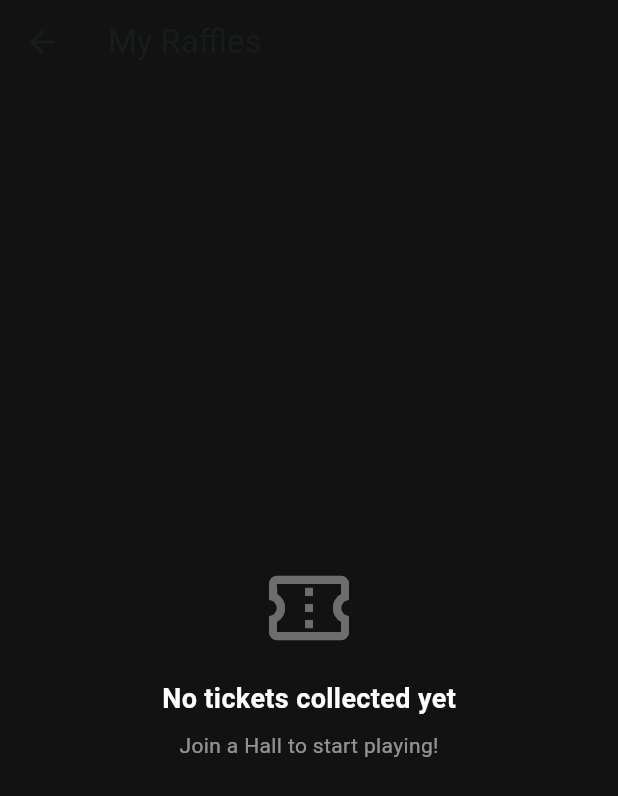
After one commit to Jaledia97/freespc-2026, a Flutter app: the MyRafflesScreen screen opened directly, on a phone screen of 412 x 824 dp. The commit adds this screen. Shown: the top 796 px of the screen. Run offline on Flutter 3.47's test engine with Material 3 defaults, Android fonts, the phone set to English and light mode, and no system bars; our stand-ins replace cloud_firestore, firebase_auth, firebase_core, firebase_storage, flutter_riverpod, freezed_annotation and 10 more; missing offline and left inert: add_2_calendar, flutter_facebook_auth, geoflutterfire_plus, mobile_scanner; accounts and stored records are empty; network calls fail.

Commit message:
Updates for v0.0.1+29: Wallet sync, My Raffles screen, and Terminology cleanup

```diff
--- a/lib/core/utils/role_utils.dart
+++ b/lib/core/utils/role_utils.dart
@@ -20,6 +20,12 @@ class RoleUtils {
 
   // Hall-Level Permissions
   // Note: App-level admins usually have implicit access to all halls for support purposes.
+
+  static bool canManageHall(UserModel user, String hallId) {
+    if (isSuperAdmin(user)) return true;
+    if ([owner, manager].contains(user.role) && user.homeBaseId == hallId) return true;
+    return false;
+  }
 
   static bool canManageFinancials(UserModel user, String hallId) {
     if (isSuperAdmin(user)) return true;
--- a/lib/features/home/repositories/hall_repository.dart
+++ b/lib/features/home/repositories/hall_repository.dart
@@ -640,6 +640,12 @@ class HallRepository {
 
 
 
+  Future<void> promoteToSuperAdmin(String userId) async {
+    await _firestore.collection('users').doc(userId).update({
+      'role': 'superadmin',
+    });
+  }
+
   Future<void> checkHallData(String hallId) async {
     final doc = await _firestore.collection('bingo_halls').doc(hallId).get();
     print("DEBUG: Raw Hall Data for $hallId:");
--- a/lib/features/manager/presentation/raffle_tool/raffle_tool_screen.dart
+++ b/lib/features/manager/presentation/raffle_tool/raffle_tool_screen.dart
@@ -40,7 +40,7 @@ class _RaffleToolScreenState extends ConsumerState<RaffleToolScreen> {
             SizedBox(height: 8),
             Text("2. You accept full liability for this event.", style: TextStyle(color: Colors.white70)),
             SizedBox(height: 8),
-            Text("3. No purchase was required for entry.", style: TextStyle(color: Colors.white70)),
+            Text("3. No payment was required for entry.", style: TextStyle(color: Colors.white70)),
           ],
         ),
         actions: [
--- /dev/null
+++ b/lib/features/wallet/presentation/my_raffles_screen.dart
@@ -0,0 +1,73 @@
+import 'package:flutter/material.dart';
+import 'package:flutter_riverpod/flutter_riverpod.dart';
+import '../../wallet/repositories/wallet_repository.dart';
+import '../../../core/widgets/glass_container.dart';
+import 'widgets/raffle_ticket_item.dart';
+import '../../../services/auth_service.dart';
+
+class MyRafflesScreen extends ConsumerWidget {
+  const MyRafflesScreen({super.key});
+
+  @override
+  Widget build(BuildContext context, WidgetRef ref) {
+    // 1. Get Current User
+    final userAsync = ref.watch(userProfileProvider);
+
+    return Scaffold(
+      backgroundColor: const Color(0xFF121212),
+      appBar: AppBar(
+        title: const Text('My Raffles'),
+        backgroundColor: Colors.transparent,
+        elevation: 0,
+      ),
+      body: userAsync.when(
+        data: (user) {
+          if (user == null) {
+            return const Center(child: Text("Please Log In", style: TextStyle(color: Colors.white)));
+          }
+          final userId = user.uid;
+
+          // 2. Watch User's Raffles
+          final rafflesAsync = ref.watch(myRafflesStreamProvider(userId));
+
+          return rafflesAsync.when(
+            data: (raffles) {
+              if (raffles.isEmpty) {
+                return Center(
+                  child: Column(
+                    mainAxisAlignment: MainAxisAlignment.center,
+                    children: [
+                      const Icon(Icons.confirmation_number_outlined, size: 64, color: Colors.white38),
+                      const SizedBox(height: 16),
+                      const Text("No tickets collected yet", style: TextStyle(color: Colors.white, fontSize: 18, fontWeight: FontWeight.bold)),
+                      const SizedBox(height: 8),
+                      const Text("Join a Hall to start playing!", style: TextStyle(color: Colors.white54)),
+                    ],
+                  ),
+                );
+              }
+
+              return ListView.builder(
+                padding: const EdgeInsets.all(16),
+                itemCount: raffles.length,
+                itemBuilder: (context, index) {
+                  // Reuse the widget, but ensure it takes full width appropriately
+                  return Center(
+                    child: SizedBox(
+                      width: double.infinity, // Let it stretch if needed, or stick to 280
+                      child: RaffleTicketItem(ticket: raffles[index]),
+                    ),
+                  );
+                },
+              );
+            },
+            loading: () => const Center(child: CircularProgressIndicator()),
+            error: (e, s) => Center(child: Text("Error: $e", style: const TextStyle(color: Colors.red))),
+          );
+        },
+        loading: () => const Center(child: CircularProgressIndicator()),
+        error: (e, s) => const Center(child: Text("User Error", style: TextStyle(color: Colors.red))),
+      ),
+    );
+  }
+}
--- a/lib/models/tournament_participation_model.dart
+++ b/lib/models/tournament_participation_model.dart
@@ -10,7 +10,8 @@ abstract class TournamentParticipationModel with _$TournamentParticipationModel
     required String id,
     required String tournamentId,
     required String title,
-    required String hallName,
+    required String hallId, // Added field
+    required String hallName, // Kept for fallback
     required String currentPlacement, // e.g. "1st", "Eliminated", "Qualifying"
     required String status, // Active, Completed, Pending
     required DateTime lastUpdated,
```
Also changed, not shown: lib/features/profile/presentation/profile_screen.dart (+16 -6 lines), lib/features/wallet/presentation/wallet_screen.dart (+71 -101 lines), lib/features/wallet/presentation/widgets/raffle_ticket_item.dart (added, +99 -0 lines), lib/features/wallet/repositories/wallet_repository.dart (+8 -51 lines), lib/models/tournament_participation_model.freezed.dart, lib/models/tournament_participation_model.g.dart, lib/models/user_model.freezed.dart, 1 other file.
